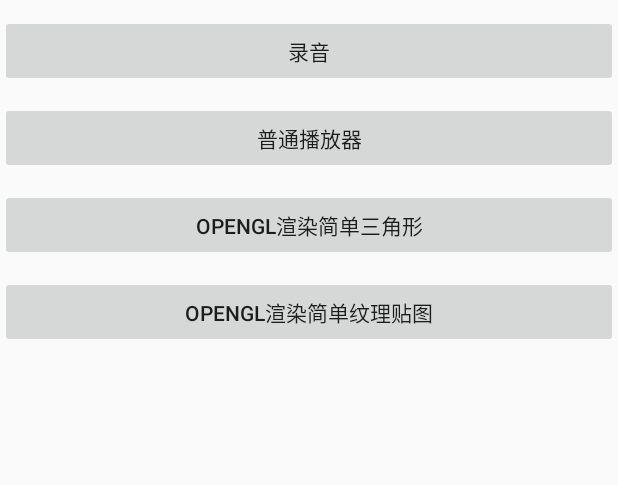
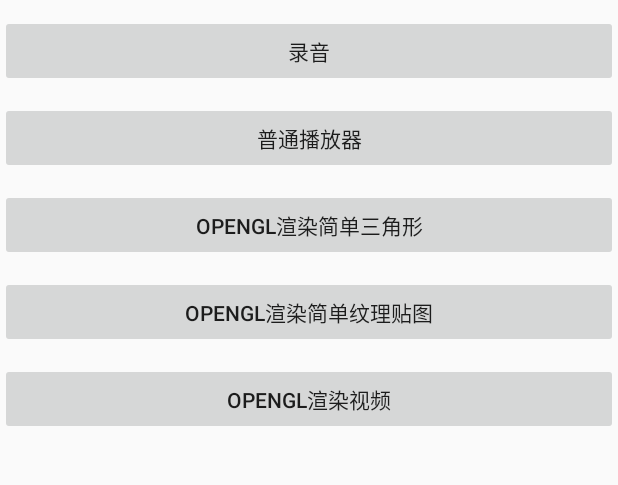
Before and after one commit to wys919591169/MediaTest, an Android app: the screen it shows after launch (MainActivity), on a phone screen of 412 x 824 dp, the part 84-569 px from its top. Run offline under Robolectric (Android 15) with nearby library versions, the phone set to English and light mode, and no system bars.

Commit message:
[音视频demo wys 2020-5-15] opengl渲染视频

```diff
--- a/app/src/main/java/com/wys/mediatest/ui/MainActivity.kt
+++ b/app/src/main/java/com/wys/mediatest/ui/MainActivity.kt
@@ -35,4 +35,6 @@ class MainActivity : AppCompatActivity() {
         intent.putExtra("type", 1)
         startActivity(intent)
     }
+
+    fun clickToVideo(view: View) {}
 }
--- a/app/src/main/res/layout/activity_main.xml
+++ b/app/src/main/res/layout/activity_main.xml
@@ -35,4 +35,11 @@
         android:text="opengl渲染简单纹理贴图"
         android:onClick="clickToSimplePic"
         />
+    <Button
+        android:layout_marginTop="10dp"
+        android:layout_width="match_parent"
+        android:layout_height="wrap_content"
+        android:text="opengl渲染视频"
+        android:onClick="clickToVideo"
+        />
 </LinearLayout>
```
